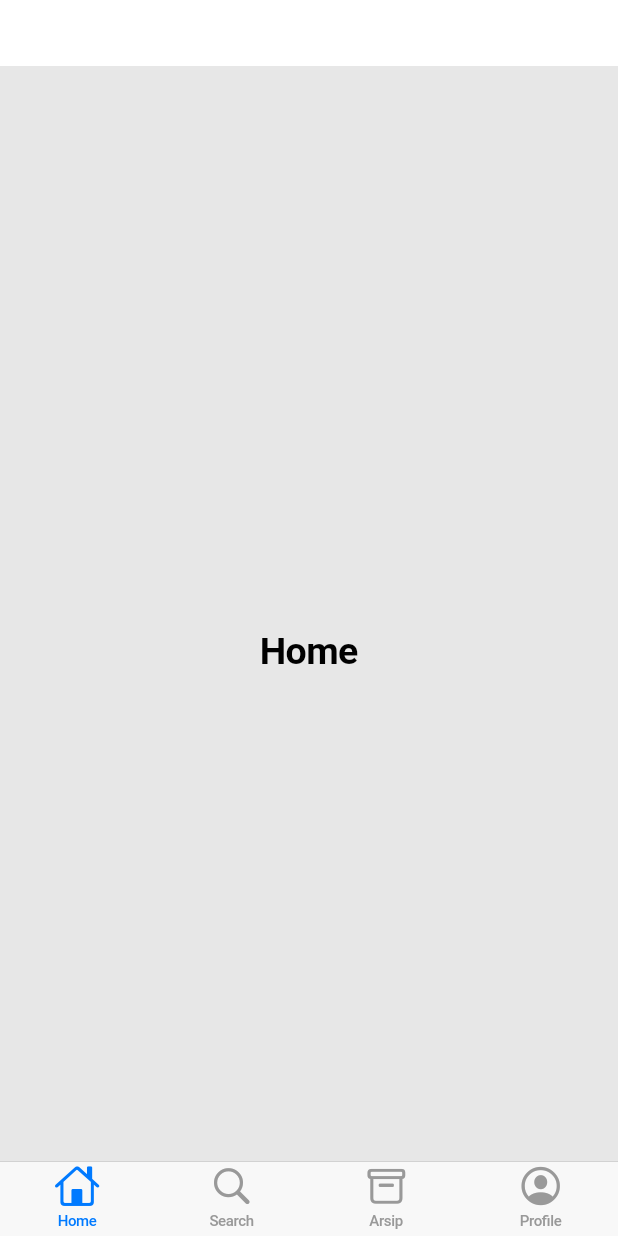
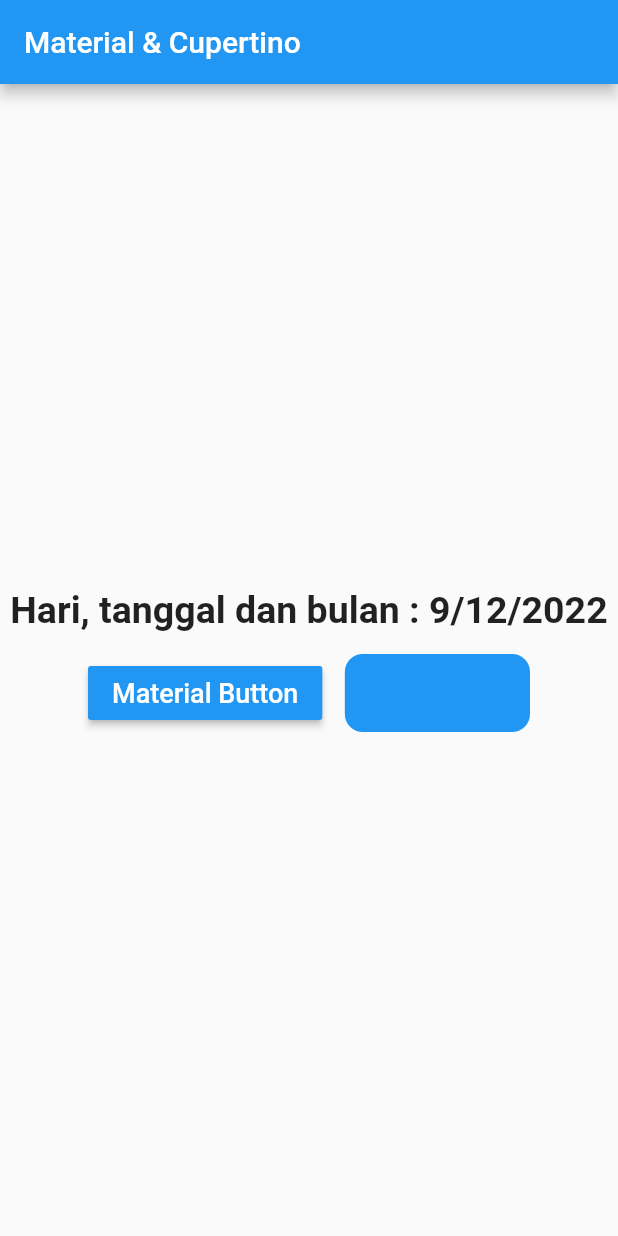
Before and after one commit to yowanmada123/Flutter-Cupertino-Widget, a Flutter app: the screen it shows after launch, on a phone screen of 412 x 824 dp. Run offline on Flutter 3.47's test engine with Material 2 defaults, Android fonts, the phone set to English and light mode, and no system bars.

Commit message:
cupertino and material

```diff
--- a/lib/main.dart
+++ b/lib/main.dart
@@ -3,6 +3,7 @@
 
 import 'package:flutter/cupertino.dart';
 import 'package:flutter/material.dart';
+import 'package:intl/intl.dart';
 
 void main() {
   runApp(const MyApp());
@@ -13,8 +14,8 @@ class MyApp extends StatelessWidget {
 
   @override
   Widget build(BuildContext context) {
-    return CupertinoApp(
-        theme: CupertinoThemeData(brightness: Brightness.light),
+    return MaterialApp(
+        // theme: CupertinoThemeData(brightness: Brightness.light),
         home: TampilAlertDialog());
   }
 }
@@ -29,92 +30,74 @@ class TampilAlertDialog extends StatefulWidget {
 class _TampilAlertDialogState extends State<TampilAlertDialog> {
   int pilihIndex = 0;
 
-  @override
-  void initState() {
-    pilihIndex = 0;
-    super.initState();
-  }
-
-  List<Widget> dataBody = [
-    Text(
-      "Home",
-      style: TextStyle(fontSize: 25, fontWeight: FontWeight.bold),
-    ),
-    Text(
-      "Search",
-      style: TextStyle(fontSize: 25, fontWeight: FontWeight.bold),
-    ),
-    Text(
-      "Arsip",
-      style: TextStyle(fontSize: 25, fontWeight: FontWeight.bold),
-    ),
-    Text(
-      "Profile",
-      style: TextStyle(fontSize: 25, fontWeight: FontWeight.bold),
-    ),
-  ];
+  DateTime pilihTanggal = DateTime.now();
 
   @override
   Widget build(BuildContext context) {
-    return CupertinoPageScaffold(
-      navigationBar: CupertinoNavigationBar(
-        leading: CupertinoButton(
-          padding: EdgeInsets.all(0),
-          child: Icon(
-            Icons.arrow_back_ios,
-            color: Colors.white,
+    return Scaffold(
+      appBar: AppBar(title: Text("Material & Cupertino")),
+      body: Center(
+          child: Column(
+        mainAxisAlignment: MainAxisAlignment.center,
+        children: [
+          Text(
+            "Hari, tanggal dan bulan : ${DateFormat.yMd().format(pilihTanggal)}",
+            style: TextStyle(fontSize: 25, fontWeight: FontWeight.bold),
           ),
-          onPressed: () {},
+          const SizedBox(
+            height: 15,
           ),
-        backgroundColor: Colors.blue,
-        middle: Text(
-          "Cupertino Widget",
-          style: TextStyle(color: Colors.white),
+          Row(
+            mainAxisAlignment: MainAxisAlignment.center,
+            children: [
+              MaterialButton(
+                color: Colors.blue,
+                onPressed: () {
+                  showDialog(
+                      context: context,
+                      builder: (context) {
+                        return DatePickerDialog(
+                            initialDate: DateTime.now(),
+                            firstDate: DateTime(1999),
+                            lastDate: DateTime(2023));
+                      });
+                },
+                child: Text(
+                  "Material Button",
+                  style: TextStyle(color: Colors.white, fontSize: 18),
                 ),
-        trailing: Row(
-          mainAxisAlignment: MainAxisAlignment.end,
-          mainAxisSize: MainAxisSize.min,
-          children: const [
-            Icon(
-              CupertinoIcons.settings,
-              color: Colors.white,
-              size: 22,
               ),
               SizedBox(
-              width: 10,
+                width: 15,
               ),
-            Icon(
-              CupertinoIcons.profile_circled,
-              color: Colors.white,
-              size: 22,
-            )
+              CupertinoButton(
+                  color: Colors.blue,
+                  child: Text("Date Picker",
+                      style:
+                          TextStyle(fontSize: 17, fontWeight: FontWeight.bold)),
+                  onPressed: () {
+                    showCupertinoModalPopup(
+                        context: context,
+                        builder: (context) {
+                          return Container(
+                            height: 300,
+                            child: CupertinoDatePicker(
+                                mode: CupertinoDatePickerMode.date,
+                                initialDateTime: DateTime.now(),
+                                backgroundColor: Colors.white,
+                                onDateTimeChanged: (tanggal) {
+                                  print(tanggal);
+                                  setState(() {
+                                    pilihTanggal = tanggal;
+                                  });
+                                }),
+                          );
+                        });
+                  }),
             ],
           ),
-      ),
-      child: Center(
-          child: CupertinoTabScaffold(
-              tabBar: CupertinoTabBar(
-                  onTap: (nilai) {
-                    pilihIndex = nilai;
-                  },
-                  items: const [
-                    BottomNavigationBarItem(
-                      icon: Icon(CupertinoIcons.home),
-                      label: "Home",
-                    ),
-                    BottomNavigationBarItem(
-                        icon: Icon(CupertinoIcons.search), label: "Search"),
-                    BottomNavigationBarItem(
-                        icon: Icon(CupertinoIcons.archivebox), label: "Arsip"),
-                    BottomNavigationBarItem(
-                        icon: Icon(CupertinoIcons.profile_circled),
-                        label: "Profile"),
-                  ]),
-              tabBuilder: (context, index) {
-                return CupertinoTabView(builder: (context) {
-                  return Center(child: dataBody[pilihIndex]);
-                });
-              })),
+        ],
+      )),
     );
   }
 }
```
Also changed, not shown: pubspec.yaml (+4 -12 lines), pubspec.lock. Lines whose indentation alone changed are shown as unchanged.
